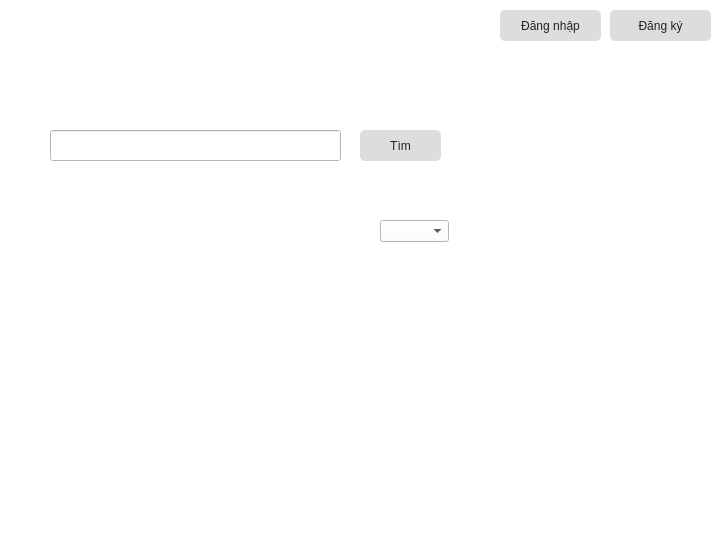
Qt form mainwindow.ui (duydvu/Library) before a commit.
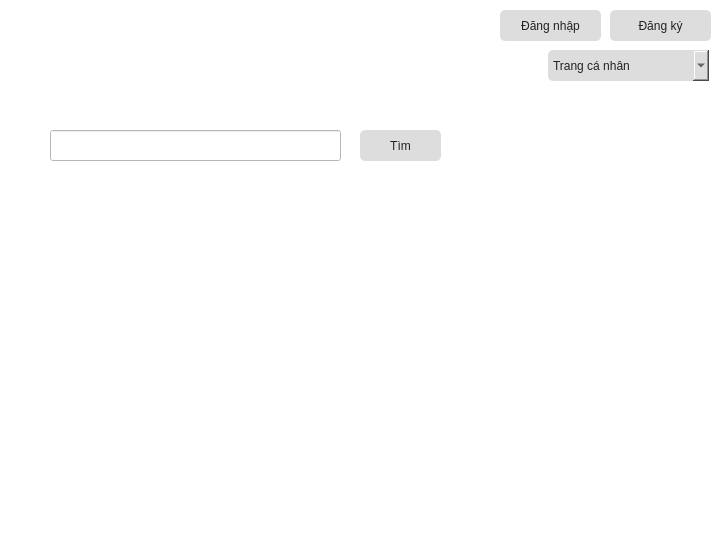
The same form after that commit.

The edit to the form file:
```diff
--- a/mainwindow.ui
+++ b/mainwindow.ui
@@ -29,6 +29,12 @@
       <height>31</height>
      </rect>
     </property>
+    <property name="toolTip">
+     <string>&lt;html&gt;&lt;head/&gt;&lt;body&gt;&lt;p&gt;Tìm sách&lt;/p&gt;&lt;/body&gt;&lt;/html&gt;</string>
+    </property>
+    <property name="whatsThis">
+     <string>&lt;html&gt;&lt;head/&gt;&lt;body&gt;&lt;p&gt;Tìm sách&lt;/p&gt;&lt;/body&gt;&lt;/html&gt;</string>
+    </property>
     <property name="styleSheet">
      <string notr="true">#FindBooksButton{
 	border-width: 0px;
@@ -137,22 +143,53 @@
      <set>Qt::AlignRight|Qt::AlignTrailing|Qt::AlignVCenter</set>
     </property>
    </widget>
-   <widget class="QComboBox" name="comboBox">
+   <widget class="QComboBox" name="AccountComboBox">
     <property name="geometry">
      <rect>
-      <x>380</x>
-      <y>220</y>
-      <width>69</width>
-      <height>22</height>
+      <x>548</x>
+      <y>50</y>
+      <width>161</width>
+      <height>31</height>
      </rect>
     </property>
+    <property name="styleSheet">
+     <string notr="true">#AccountComboBox 
+{
+	border-width: 0px;
+	border-radius: 5px;
+	font: 63 12pt &quot;Myriad Pro Light&quot;;
+	background: #ddd;
+	color: #222;
+	outline: none;
+	padding-left: 5px
+}
+#AccountComboBox:hover 
+{
+	background-color: qlineargradient(spread:pad, x1:0, y1:0, x2:0, y2:1, stop:0 rgba(157, 157, 157, 255), stop:0.99435 rgba(241, 241, 241, 255), stop:1 rgba(255, 255, 255, 255));
+}</string>
+    </property>
+    <item>
+     <property name="text">
+      <string>Trang cá nhân</string>
+     </property>
+    </item>
+    <item>
+     <property name="text">
+      <string>Xem thông báo</string>
+     </property>
+    </item>
+    <item>
+     <property name="text">
+      <string>Đăng xuất</string>
+     </property>
+    </item>
    </widget>
    <zorder>AccountLabel</zorder>
    <zorder>FindBooksButton</zorder>
    <zorder>SignInButton</zorder>
    <zorder>SignUpButton</zorder>
    <zorder>FindBooksEdit</zorder>
-   <zorder>comboBox</zorder>
+   <zorder>AccountComboBox</zorder>
   </widget>
   <widget class="QStatusBar" name="statusBar"/>
  </widget>
```
